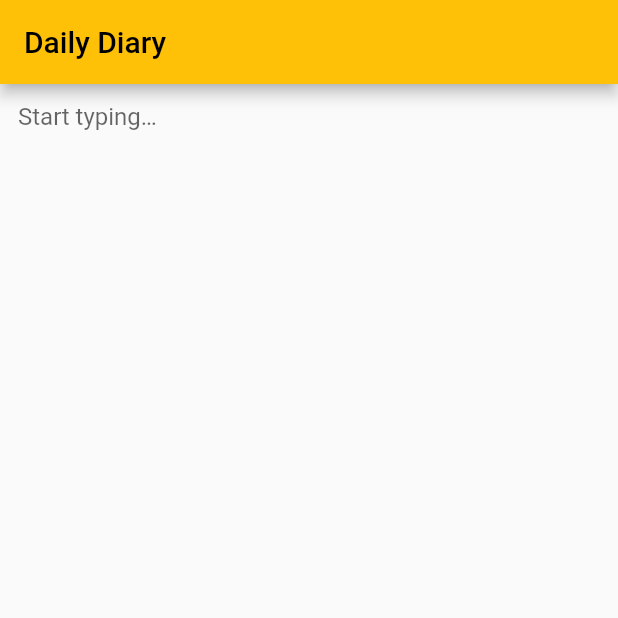
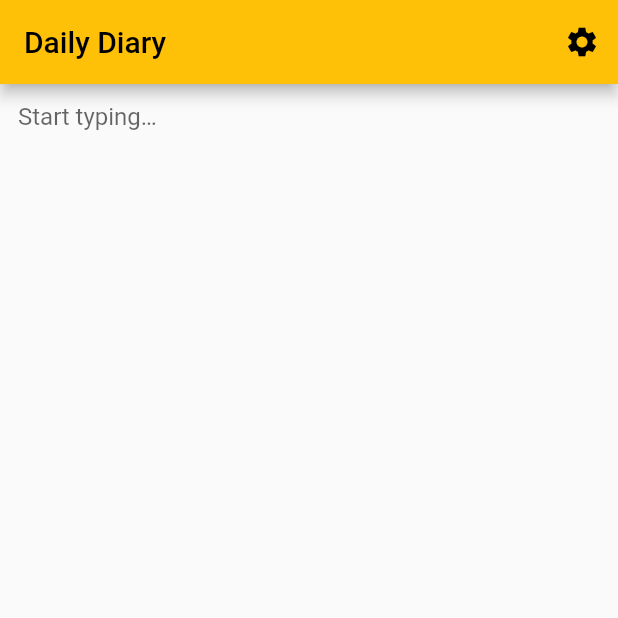
Before and after one commit to Voklen/Daily-Diary, a Flutter app: the screen it shows after launch, on a phone screen of 412 x 824 dp, the top half of it. Run offline on Flutter 3.47's test engine with Material 2 defaults, Android fonts, the phone set to English and light mode, and no system bars.

Commit message:
Add settings page and light/dark toggle

```diff
--- a/lib/main.dart
+++ b/lib/main.dart
@@ -1,9 +1,9 @@
 import 'dart:io';
-
-import 'package:daily_diary/themes.dart';
 import 'package:flutter/material.dart';
 
 import 'package:daily_diary/storage.dart';
+import 'package:daily_diary/settings.dart';
+import 'package:daily_diary/themes.dart';
 
 void main() {
   runApp(const MyApp());
@@ -11,17 +11,24 @@ void main() {
 
 class MyApp extends StatelessWidget {
   const MyApp({Key? key}) : super(key: key);
+  static final ValueNotifier<ThemeMode> themeNotifier =
+      ValueNotifier(ThemeMode.system);
 
   @override
   Widget build(BuildContext context) {
+    return ValueListenableBuilder<ThemeMode>(
+        valueListenable: themeNotifier,
+        builder: (_, ThemeMode currentMode, __) {
           return MaterialApp(
             title: 'Daily Diary',
             theme: Themes.lightTheme,
             darkTheme: Themes.darkTheme,
+            themeMode: currentMode,
             home: MyHomePage(
               storage: CounterStorage(),
             ),
           );
+        });
   }
 }
 
@@ -51,11 +58,25 @@ class _MyHomePageState extends State<MyHomePage> {
     return widget.storage.writeFile(_textController.text);
   }
 
+  void _openSettings() {
+    Navigator.push(
+      context,
+      MaterialPageRoute(builder: (context) => SettingsScreen()),
+    );
+  }
+
   @override
   Widget build(BuildContext context) {
     return Scaffold(
       appBar: AppBar(
         title: const Text('Daily Diary'),
+        actions: <Widget>[
+          IconButton(
+              onPressed: _openSettings,
+              icon: const Icon(
+                Icons.settings,
+              ))
+        ],
       ),
       body: Padding(
         padding: const EdgeInsets.all(12.0),
```
Also changed, not shown: lib/settings.dart (added, +19 -0 lines). Lines whose indentation alone changed are shown as unchanged.
